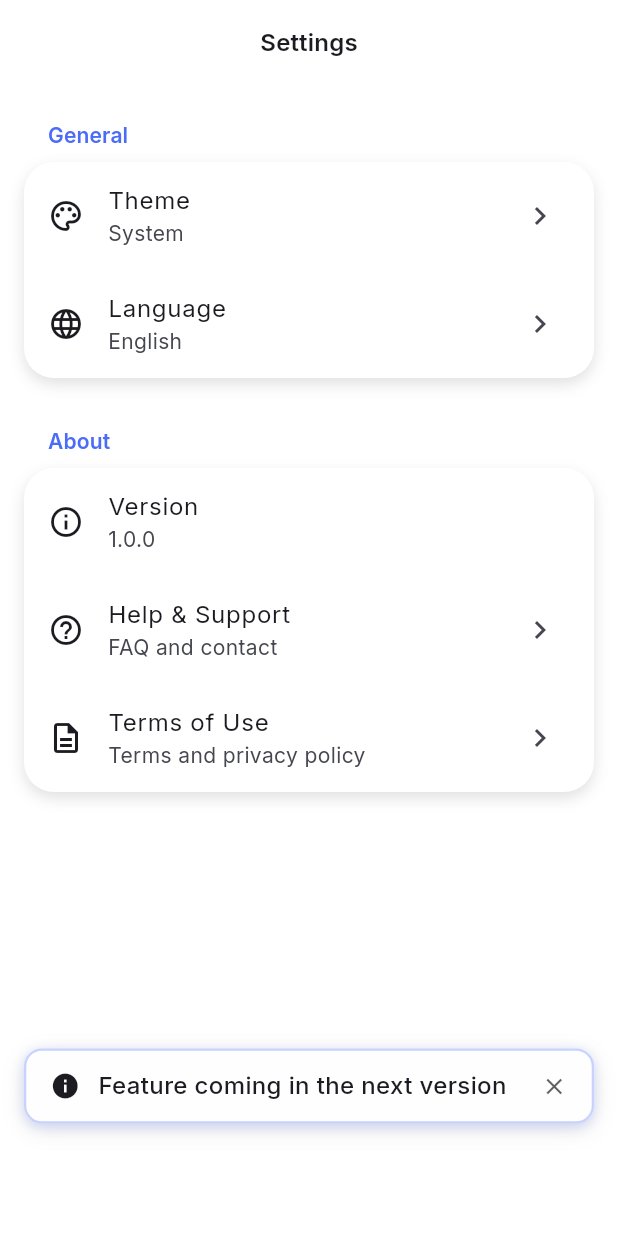
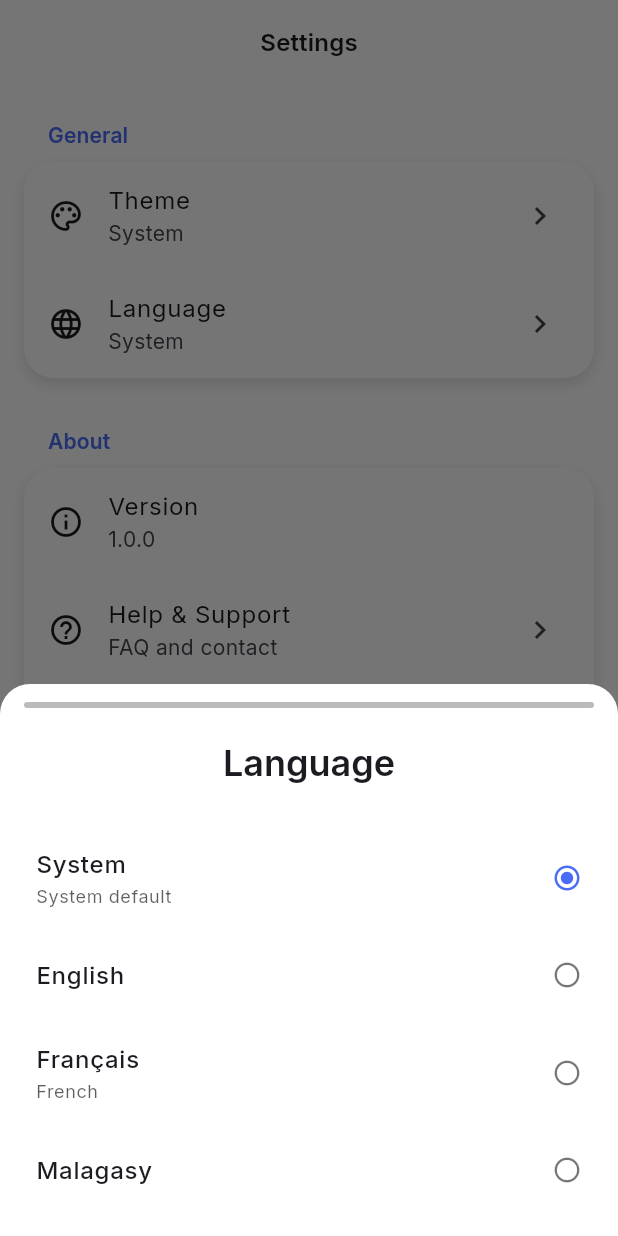
Before and after one commit to elsycharles/feezer, a Flutter app: the SettingsScreen screen opened by its route, after a tap on "Language", on a phone screen of 412 x 824 dp. Run offline on Flutter 3.47's test engine with Material 3 defaults, Android fonts, the phone set to English and light mode, and no system bars; our stand-ins replace go_router, shared_preferences; accounts and stored records are empty.

Commit message:
dev (internationalization) : change constante text (not yet done for all)

```diff
--- /dev/null
+++ b/lib/model/locale_model.dart
@@ -0,0 +1,32 @@
+import 'package:flutter/material.dart';
+
+/// Supported locale model with name and display name
+class SupportedLocale {
+  final Locale locale;
+  final String displayName;
+  final String nativeName;
+
+  const SupportedLocale({
+    required this.locale,
+    required this.displayName,
+    required this.nativeName,
+  });
+
+  static const List<SupportedLocale> supportedLocales = [
+    SupportedLocale(
+      locale: Locale('en'),
+      displayName: 'English',
+      nativeName: 'English',
+    ),
+    SupportedLocale(
+      locale: Locale('fr'),
+      displayName: 'French',
+      nativeName: 'Français',
+    ),
+    SupportedLocale(
+      locale: Locale('mg'),
+      displayName: 'Malagasy',
+      nativeName: 'Malagasy',
+    ),
+  ];
+}
--- /dev/null
+++ b/lib/provider/locale_provider.dart
@@ -0,0 +1,63 @@
+import 'package:flutter/material.dart';
+import 'package:shared_preferences/shared_preferences.dart';
+import 'package:fee_minimizer/model/locale_model.dart';
+
+/// Provider for managing app locale/language settings
+class LocaleProvider extends ChangeNotifier {
+  static const String _localeKey = 'selected_locale';
+
+  Locale? _locale;
+
+  Locale? get locale => _locale;
+
+  /// Initialize locale from shared preferences
+  Future<void> initializeLocale() async {
+    final prefs = await SharedPreferences.getInstance();
+    final localeCode = prefs.getString(_localeKey);
+
+    if (localeCode != null) {
+      // Find the locale in supported locales
+      final supportedLocale = SupportedLocale.supportedLocales
+          .where((sl) => sl.locale.languageCode == localeCode)
+          .firstOrNull;
+
+      if (supportedLocale != null) {
+        _locale = supportedLocale.locale;
+        notifyListeners();
+      }
+    }
+  }
+
+  /// Set locale and save to preferences
+  Future<void> setLocale(Locale locale) async {
+    if (_locale != locale) {
+      _locale = locale;
+
+      final prefs = await SharedPreferences.getInstance();
+      await prefs.setString(_localeKey, locale.languageCode);
+
+      notifyListeners();
+    }
+  }
+
+  /// Clear locale (use system default)
+  Future<void> clearLocale() async {
+    if (_locale != null) {
+      _locale = null;
+
+      final prefs = await SharedPreferences.getInstance();
+      await prefs.remove(_localeKey);
+
+      notifyListeners();
+    }
+  }
+
+  /// Get current supported locale info
+  SupportedLocale? get currentSupportedLocale {
+    if (_locale == null) return null;
+
+    return SupportedLocale.supportedLocales
+        .where((sl) => sl.locale.languageCode == _locale!.languageCode)
+        .firstOrNull;
+  }
+}
--- a/lib/screen/settings/settings_screen.dart
+++ b/lib/screen/settings/settings_screen.dart
@@ -2,11 +2,13 @@ import 'package:flutter/material.dart';
 import 'package:provider/provider.dart';
 import '../../widget/app_bar.dart' as custom;
 import '../../widget/app_toast.dart';
-import '../../widget/confirmation_modal.dart';
 import '../../widget/surface_card.dart';
 import '../../widget/interactive_surface.dart';
 import '../../provider/theme_provider.dart';
+import '../../provider/locale_provider.dart';
+import '../../l10n/app_localizations.dart';
 import 'widget/theme_selection_modal.dart';
+import 'widget/language_selection_modal.dart';
 
 class SettingsScreen extends StatelessWidget {
   const SettingsScreen({super.key});
@@ -14,12 +16,11 @@ class SettingsScreen extends StatelessWidget {
   @override
   Widget build(BuildContext context) {
     final theme = Theme.of(context);
-    final colorScheme = theme.colorScheme;
 
     return Scaffold(
       backgroundColor: theme.scaffoldBackgroundColor,
-      appBar: const custom.AppBar(
-        title: 'Settings',
+      appBar: custom.AppBar(
+        title: AppLocalizations.of(context).settings,
         showSettingsButton: false, // Don't show settings button on settings page
       ),
       body: SafeArea(
@@ -28,23 +29,25 @@ class SettingsScreen extends StatelessWidget {
           children: [
             _buildSection(
               context,
-              'General',
+              'General', // Keep as hardcoded for now
               [
                 Consumer<ThemeProvider>(
                   builder: (context, themeProvider, child) => _buildSettingTile(
                     context,
-                    'Theme',
+                    AppLocalizations.of(context).theme,
                     themeProvider.themeModeDisplayName,
                     Icons.palette_outlined,
                     onTap: () => ThemeSelectionModal.show(context),
                   ),
                 ),
-                _buildSettingTile(
-                  context,
-                  'Language',
-                  'English',
-                  Icons.language_outlined,
-                  onTap: () => _showComingSoon(context),
+                Consumer<LocaleProvider>(
+                  builder: (context, localeProvider, child) => _buildSettingTile(
+                    context,
+                    AppLocalizations.of(context).language,
+                    localeProvider.currentSupportedLocale?.nativeName ?? AppLocalizations.of(context).system,
+                    Icons.language_outlined,
+                    onTap: () => LanguageSelectionModal.show(context),
+                  ),
                 ),
               ],
             ),
@@ -182,17 +185,5 @@ class SettingsScreen extends StatelessWidget {
     AppToast.info(context, 'Feature coming in the next version');
   }
 
-  void _showResetConfirmation(BuildContext context) async {
-    final confirmed = await ConfirmationModal.show(
-      context,
-      'Reset Data',
-      'This action will permanently delete all your data (providers, fees, etc.). This action is irreversible.',
-      confirmText: 'Reset',
-      cancelText: 'Cancel',
-    );
 
-    if (confirmed == true && context.mounted) {
-      _showComingSoon(context);
-    }
-  }
 }
--- /dev/null
+++ b/lib/screen/settings/widget/language_selection_modal.dart
@@ -0,0 +1,168 @@
+import 'package:flutter/material.dart';
+import 'package:provider/provider.dart';
+import '../../../provider/locale_provider.dart';
+import '../../../model/locale_model.dart';
+import '../../../widget/interactive_surface.dart';
+import '../../../l10n/app_localizations.dart';
+
+/// Language selection modal with radio buttons
+class LanguageSelectionModal extends StatelessWidget {
+  const LanguageSelectionModal({super.key});
+
+  static Future<void> show(BuildContext context) {
+    return showModalBottomSheet<void>(
+      context: context,
+      isScrollControlled: true,
+      backgroundColor: Colors.transparent,
+      builder: (context) => const LanguageSelectionModal(),
+    );
+  }
+
+  void _changeLanguage(BuildContext context, SupportedLocale supportedLocale) {
+    final localeProvider = context.read<LocaleProvider>();
+    localeProvider.setLocale(supportedLocale.locale);
+    Navigator.of(context).pop();
+  }
+
+  void _useSystemLanguage(BuildContext context) {
+    final localeProvider = context.read<LocaleProvider>();
+    localeProvider.clearLocale();
+    Navigator.of(context).pop();
+  }
+
+  @override
+  Widget build(BuildContext context) {
+    final theme = Theme.of(context);
+    final colorScheme = theme.colorScheme;
+    final l10n = AppLocalizations.of(context);
+
+    return Container(
+      decoration: BoxDecoration(
+        color: colorScheme.surface,
+        borderRadius: const BorderRadius.vertical(top: Radius.circular(20)),
+      ),
+      child: SafeArea(
+        child: Column(
+          mainAxisSize: MainAxisSize.min,
+          children: [
+            // Handle bar - tap to close
+            GestureDetector(
+              onTap: () => Navigator.of(context).pop(),
+              behavior: HitTestBehavior.opaque,
+              child: Container(
+                width: double.infinity,
+                padding: const EdgeInsets.symmetric(vertical: 12),
+                child: Container(
+                  width: 32,
+                  height: 4,
+                  margin: const EdgeInsets.symmetric(horizontal: 16),
+                  decoration: BoxDecoration(
+                    color: colorScheme.onSurface.withValues(alpha: 0.3),
+                    borderRadius: BorderRadius.circular(2),
+                  ),
+                ),
+              ),
+            ),
+
+            // Title
+            Padding(
+              padding: const EdgeInsets.fromLTRB(24, 8, 24, 24),
+              child: Text(
+                l10n.language,
+                style: theme.textTheme.headlineSmall?.copyWith(
+                  fontWeight: FontWeight.w600,
+                  color: colorScheme.onSurface,
+                ),
+              ),
+            ),
+
+            // Language options
+            Consumer<LocaleProvider>(
+              builder: (context, localeProvider, child) {
+                return Column(
+                  children: [
+                    // System default option
+                    _buildLanguageOption(
+                      context,
+                      l10n.system,
+                      'System default',
+                      null,
+                      localeProvider.locale == null,
+                      () => _useSystemLanguage(context),
+                    ),
+
+                    // Specific language options
+                    ...SupportedLocale.supportedLocales.map((supportedLocale) =>
+                      _buildLanguageOption(
+                        context,
+                        supportedLocale.nativeName,
+                        supportedLocale.displayName,
+                        supportedLocale.locale,
+                        localeProvider.locale?.languageCode == supportedLocale.locale.languageCode,
+                        () => _changeLanguage(context, supportedLocale),
+                      ),
+                    ),
+                  ],
+                );
+              },
+            ),
+
+            const SizedBox(height: 16),
+          ],
+        ),
+      ),
+    );
+  }
+
+  Widget _buildLanguageOption(
+    BuildContext context,
+    String primaryText,
+    String secondaryText,
+    Locale? locale,
+    bool isSelected,
+    VoidCallback onTap,
+  ) {
+    final theme = Theme.of(context);
+    final colorScheme = theme.colorScheme;
+
+    return InteractiveSurface(
+      onTap: onTap,
+      builder: (context, hovered, pressed) => Container(
+        width: double.infinity,
+        padding: const EdgeInsets.symmetric(horizontal: 24, vertical: 16),
+        child: Row(
+          children: [
+            Expanded(
+              child: Column(
+                crossAxisAlignment: CrossAxisAlignment.start,
+                children: [
+                  Text(
+                    primaryText,
+                    style: theme.textTheme.bodyLarge?.copyWith(
+                      fontWeight: FontWeight.w500,
+                      color: colorScheme.onSurface,
+                    ),
+                  ),
+                  if (secondaryText != primaryText) ...[
+                    const SizedBox(height: 2),
+                    Text(
+                      secondaryText,
+                      style: theme.textTheme.bodySmall?.copyWith(
+                        color: colorScheme.onSurface.withValues(alpha: 0.7),
+                      ),
+                    ),
+                  ],
+                ],
+              ),
+            ),
+            Icon(
+              isSelected ? Icons.radio_button_checked : Icons.radio_button_unchecked,
+              color: isSelected ? colorScheme.primary : colorScheme.onSurface.withValues(alpha: 0.6),
+              size: 20,
+            ),
+          ],
+        ),
+      ),
+    );
+  }
+}
```
Also changed, not shown: lib/main.dart (+36 -8 lines), lib/screen/new_provider/new_provider_screen.dart (+6 -5 lines), lib/screen/onboarding/onboarding_screen.dart (+15 -8 lines), lib/screen/onboarding/widget/onboarding_bottom_section.dart (+6 -3 lines), lib/screen/optimize_fee/optimize_fee_screen.dart (+6 -5 lines), lib/screen/provider_list/provider_list_screen.dart (+10 -8 lines), lib/screen/provider_list/widget/provider_edit_bottom_sheet.dart (+4 -3 lines), lib/screen/provider_list/widget/provider_header.dart (+6 -3 lines), lib/screen/settings/widget/theme_selection_modal.dart (+4 -9 lines), lib/util/constante_util.dart (+8 -0 lines), lib/util/onboarding_util.dart (+12 -9 lines).
